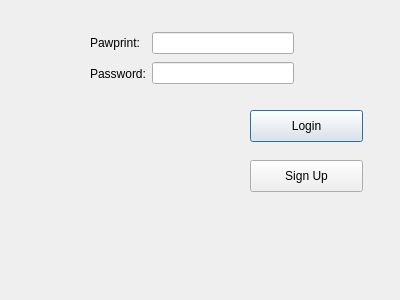
clpk8/ECE3220FinalProject, file 3220FinalProject/loginwindow.ui: the form before one commit.
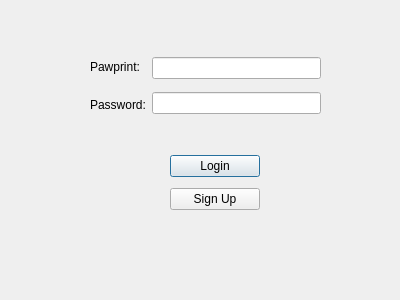
The form after the commit.

What changed in the file:
```diff
--- a/3220FinalProject/loginwindow.ui
+++ b/3220FinalProject/loginwindow.ui
@@ -13,39 +13,13 @@
   <property name="windowTitle">
    <string>Dialog</string>
   </property>
-  <widget class="QPushButton" name="pushButton_Login">
-   <property name="geometry">
-    <rect>
-     <x>250</x>
-     <y>110</y>
-     <width>113</width>
-     <height>32</height>
-    </rect>
-   </property>
-   <property name="text">
-    <string>Login</string>
-   </property>
-  </widget>
-  <widget class="QPushButton" name="pushButton_Signup">
-   <property name="geometry">
-    <rect>
-     <x>250</x>
-     <y>160</y>
-     <width>113</width>
-     <height>32</height>
-    </rect>
-   </property>
-   <property name="text">
-    <string>Sign Up</string>
-   </property>
-  </widget>
-  <widget class="QWidget" name="">
+  <widget class="QWidget" name="layoutWidget">
    <property name="geometry">
     <rect>
      <x>90</x>
-     <y>30</y>
-     <width>204</width>
-     <height>56</height>
+     <y>50</y>
+     <width>231</width>
+     <height>71</height>
     </rect>
    </property>
    <layout class="QHBoxLayout" name="horizontalLayout">
@@ -79,6 +53,45 @@
     </item>
    </layout>
   </widget>
+  <widget class="QWidget" name="layoutWidget">
+   <property name="geometry">
+    <rect>
+     <x>170</x>
+     <y>150</y>
+     <width>90</width>
+     <height>66</height>
+    </rect>
+   </property>
+   <layout class="QVBoxLayout" name="verticalLayout_3">
+    <item>
+     <widget class="QPushButton" name="pushButton_Login">
+      <property name="text">
+       <string>Login</string>
+      </property>
+     </widget>
+    </item>
+    <item>
+     <widget class="QPushButton" name="pushButton_Signup">
+      <property name="text">
+       <string>Sign Up</string>
+      </property>
+     </widget>
+    </item>
+   </layout>
+  </widget>
+  <widget class="QLabel" name="label_error1">
+   <property name="geometry">
+    <rect>
+     <x>90</x>
+     <y>250</y>
+     <width>231</width>
+     <height>16</height>
+    </rect>
+   </property>
+   <property name="text">
+    <string/>
+   </property>
+  </widget>
  </widget>
  <resources/>
  <connections/>
```
